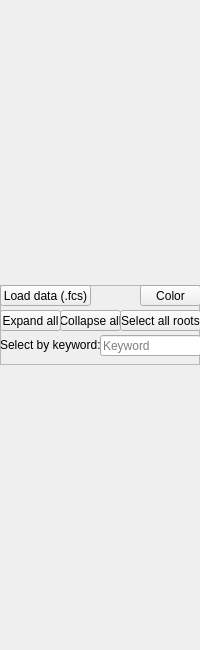
First picture: the form in src/EasyFlowQ/uiDesigns/MainWindow_SmplSect.ui, repository ym3141/EasyFlowQ, before the edit.
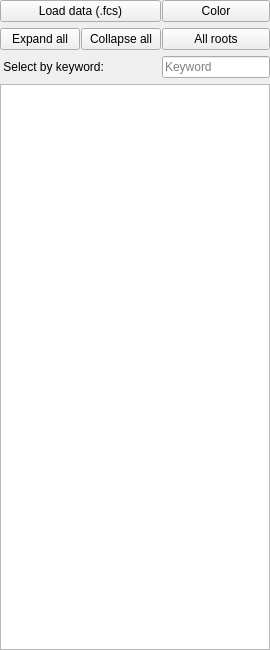
Second picture: the form after the edit. Icons and pictures are not drawn.

Diff of the .ui file:
```diff
--- a/src/EasyFlowQ/uiDesigns/MainWindow_SmplSect.ui
+++ b/src/EasyFlowQ/uiDesigns/MainWindow_SmplSect.ui
@@ -6,7 +6,7 @@
    <rect>
     <x>0</x>
     <y>0</y>
-    <width>200</width>
+    <width>220</width>
     <height>650</height>
    </rect>
   </property>
@@ -37,37 +37,54 @@
      <property name="minimumSize">
       <size>
        <width>0</width>
-       <height>80</height>
+       <height>70</height>
       </size>
      </property>
-     <property name="frameShape">
-      <enum>QFrame::StyledPanel</enum>
-     </property>
-     <property name="frameShadow">
-      <enum>QFrame::Raised</enum>
-     </property>
-     <widget class="QPushButton" name="loadDataPB">
-      <property name="geometry">
-       <rect>
-        <x>0</x>
-        <y>0</y>
-        <width>91</width>
-        <height>21</height>
-       </rect>
+     <layout class="QGridLayout" name="gridLayout">
+      <property name="leftMargin">
+       <number>0</number>
+      </property>
+      <property name="topMargin">
+       <number>0</number>
+      </property>
+      <property name="rightMargin">
+       <number>0</number>
       </property>
+      <property name="bottomMargin">
+       <number>0</number>
+      </property>
+      <property name="horizontalSpacing">
+       <number>1</number>
+      </property>
+      <item row="1" column="3">
+       <widget class="QPushButton" name="selectRootsPB">
       <property name="text">
-       <string>Load data (.fcs)</string>
-      </property>
-     </widget>
+         <string>All roots</string>
+        </property>
+       </widget>
+      </item>
+      <item row="2" column="3">
+       <widget class="QLineEdit" name="searchSmplEdit">
+        <property name="sizePolicy">
+         <sizepolicy hsizetype="Minimum" vsizetype="Fixed">
+          <horstretch>0</horstretch>
+          <verstretch>0</verstretch>
+         </sizepolicy>
+        </property>
+        <property name="placeholderText">
+         <string>Keyword</string>
+        </property>
+       </widget>
+      </item>
+      <item row="2" column="0" colspan="2">
+       <widget class="QLabel" name="label">
+        <property name="text">
+         <string> Select by keyword:</string>
+        </property>
+       </widget>
+      </item>
+      <item row="0" column="3">
      <widget class="QPushButton" name="colorPB">
-      <property name="geometry">
-       <rect>
-        <x>140</x>
-        <y>0</y>
-        <width>61</width>
-        <height>21</height>
-       </rect>
-      </property>
       <property name="text">
        <string>Color</string>
       </property>
@@ -76,71 +93,68 @@
         <normaloff>:/icons/PelatteIcon2.tif</normaloff>:/icons/PelatteIcon2.tif</iconset>
       </property>
      </widget>
+      </item>
+      <item row="1" column="0">
      <widget class="QPushButton" name="expandAllPB">
-      <property name="geometry">
-       <rect>
-        <x>0</x>
-        <y>25</y>
-        <width>61</width>
-        <height>21</height>
-       </rect>
+        <property name="sizePolicy">
+         <sizepolicy hsizetype="Expanding" vsizetype="Fixed">
+          <horstretch>0</horstretch>
+          <verstretch>0</verstretch>
+         </sizepolicy>
       </property>
       <property name="text">
        <string>Expand all</string>
       </property>
      </widget>
-     <widget class="QPushButton" name="selectRootsPB">
-      <property name="geometry">
-       <rect>
-        <x>120</x>
-        <y>25</y>
-        <width>81</width>
-        <height>21</height>
-       </rect>
-      </property>
-      <property name="text">
-       <string>Select all roots</string>
-      </property>
-     </widget>
+      </item>
+      <item row="1" column="1">
      <widget class="QPushButton" name="collapseAllPB">
-      <property name="geometry">
-       <rect>
-        <x>60</x>
-        <y>25</y>
-        <width>61</width>
-        <height>21</height>
-       </rect>
+        <property name="sizePolicy">
+         <sizepolicy hsizetype="Expanding" vsizetype="Fixed">
+          <horstretch>0</horstretch>
+          <verstretch>0</verstretch>
+         </sizepolicy>
       </property>
       <property name="text">
        <string>Collapse all</string>
       </property>
      </widget>
-     <widget class="QLabel" name="label">
-      <property name="geometry">
-       <rect>
-        <x>0</x>
-        <y>52</y>
-        <width>101</width>
-        <height>16</height>
-       </rect>
+      </item>
+      <item row="0" column="0" colspan="2">
+       <widget class="QPushButton" name="loadDataPB">
+        <property name="sizePolicy">
+         <sizepolicy hsizetype="Expanding" vsizetype="Fixed">
+          <horstretch>0</horstretch>
+          <verstretch>0</verstretch>
+         </sizepolicy>
       </property>
       <property name="text">
-       <string>Select by keyword:</string>
-      </property>
-     </widget>
-     <widget class="QLineEdit" name="searchSmplEdit">
-      <property name="geometry">
-       <rect>
-        <x>100</x>
-        <y>50</y>
-        <width>101</width>
-        <height>21</height>
-       </rect>
-      </property>
-      <property name="placeholderText">
-       <string>Keyword</string>
-      </property>
-     </widget>
+         <string>Load data (.fcs)</string>
+        </property>
+       </widget>
+      </item>
+     </layout>
+    </widget>
+   </item>
+   <item>
+    <widget class="QTreeWidget" name="smplTreeWidget">
+     <property name="contextMenuPolicy">
+      <enum>Qt::ActionsContextMenu</enum>
+     </property>
+     <property name="selectionMode">
+      <enum>QAbstractItemView::ExtendedSelection</enum>
+     </property>
+     <property name="selectionBehavior">
+      <enum>QAbstractItemView::SelectItems</enum>
+     </property>
+     <attribute name="headerVisible">
+      <bool>false</bool>
+     </attribute>
+     <column>
+      <property name="text">
+       <string notr="true">1</string>
+      </property>
+     </column>
     </widget>
    </item>
   </layout>
```
Lines whose indentation alone changed are shown as unchanged.
